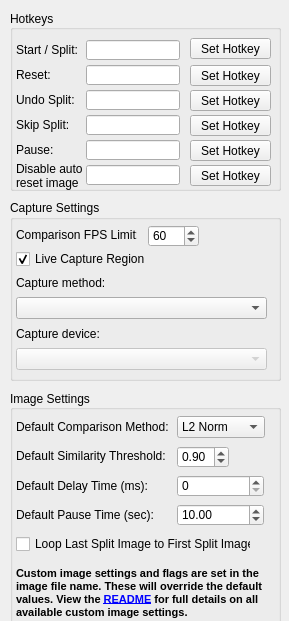
First picture: the form in res/settings.ui, repository zalgo3/Auto-Split, before the edit.
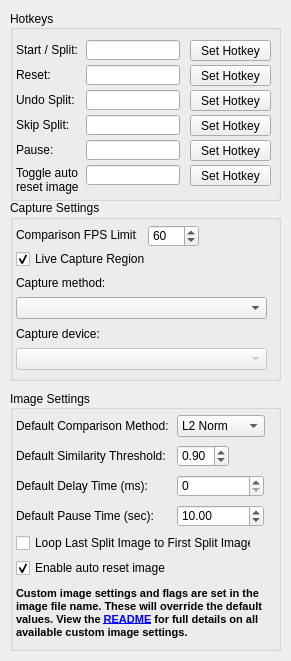
Second picture: the form after the edit. Icons and pictures are not drawn.

Commit message: Proper toggle autoreset iamge location and setting Fixed source of truth for default settings

Patch:
```diff
--- a/res/settings.ui
+++ b/res/settings.ui
@@ -6,8 +6,8 @@
    <rect>
     <x>0</x>
     <y>0</y>
-    <width>289</width>
-    <height>621</height>
+    <width>291</width>
+    <height>661</height>
    </rect>
   </property>
   <property name="sizePolicy">
@@ -18,14 +18,14 @@
   </property>
   <property name="minimumSize">
    <size>
-    <width>289</width>
-    <height>621</height>
+    <width>291</width>
+    <height>661</height>
    </size>
   </property>
   <property name="maximumSize">
    <size>
-    <width>289</width>
-    <height>621</height>
+    <width>291</width>
+    <height>661</height>
    </size>
   </property>
   <property name="font">
@@ -177,7 +177,7 @@
      <x>10</x>
      <y>390</y>
      <width>271</width>
-     <height>241</height>
+     <height>261</height>
     </rect>
    </property>
    <property name="title">
@@ -196,7 +196,7 @@
     <property name="geometry">
      <rect>
       <x>167</x>
-      <y>26</y>
+      <y>25</y>
       <width>88</width>
       <height>22</height>
      </rect>
@@ -238,7 +238,7 @@
     <property name="geometry">
      <rect>
       <x>6</x>
-      <y>29</y>
+      <y>28</y>
       <width>161</width>
       <height>16</height>
      </rect>
@@ -251,7 +251,7 @@
     <property name="geometry">
      <rect>
       <x>6</x>
-      <y>117</y>
+      <y>118</y>
       <width>161</width>
       <height>16</height>
      </rect>
@@ -264,7 +264,7 @@
     <property name="geometry">
      <rect>
       <x>167</x>
-      <y>114</y>
+      <y>115</y>
       <width>87</width>
       <height>22</height>
      </rect>
@@ -305,7 +305,7 @@
     <property name="geometry">
      <rect>
       <x>167</x>
-      <y>56</y>
+      <y>55</y>
       <width>52</width>
       <height>22</height>
      </rect>
@@ -333,7 +333,7 @@
     <property name="geometry">
      <rect>
       <x>6</x>
-      <y>144</y>
+      <y>143</y>
       <width>235</width>
       <height>20</height>
      </rect>
@@ -352,7 +352,7 @@
     <property name="geometry">
      <rect>
       <x>6</x>
-      <y>173</y>
+      <y>193</y>
       <width>261</width>
       <height>61</height>
      </rect>
@@ -399,6 +399,22 @@
      <number>999999999</number>
     </property>
    </widget>
+   <widget class="QCheckBox" name="enable_auto_reset_checkbox">
+    <property name="geometry">
+     <rect>
+      <x>6</x>
+      <y>168</y>
+      <width>151</width>
+      <height>20</height>
+     </rect>
+    </property>
+    <property name="text">
+     <string>Enable auto reset image</string>
+    </property>
+    <property name="checked">
+     <bool>true</bool>
+    </property>
+   </widget>
   </widget>
   <widget class="QGroupBox" name="hotkeys_groupbox">
    <property name="geometry">
@@ -406,7 +422,7 @@
      <x>10</x>
      <y>10</y>
      <width>271</width>
-     <height>181</height>
+     <height>191</height>
     </rect>
    </property>
    <property name="title">
@@ -550,7 +566,7 @@
     <property name="geometry">
      <rect>
       <x>180</x>
-      <y>28</y>
+      <y>30</y>
       <width>81</width>
       <height>21</height>
      </rect>
@@ -669,13 +685,13 @@
     <property name="geometry">
      <rect>
       <x>6</x>
-      <y>150</y>
+      <y>154</y>
       <width>71</width>
       <height>31</height>
      </rect>
     </property>
     <property name="text">
-     <string>Disable auto
+     <string>Toggle auto
 reset image</string>
     </property>
    </widget>
```
Left out of the diff: 9 changed lines with no effect on the pictures. The commit also changes 8 other files.
